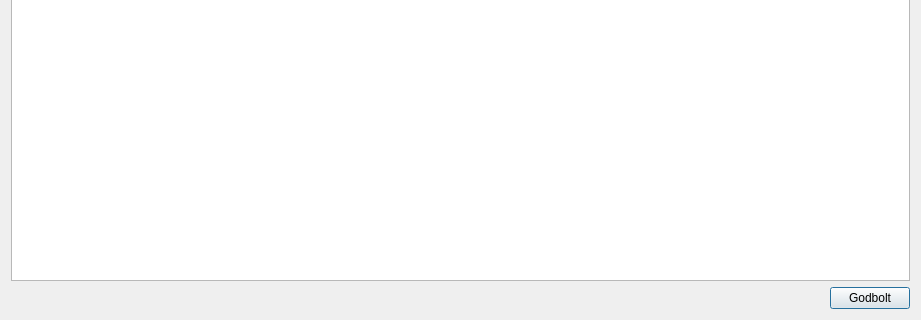
Above: REVIDE/BitcodeDialog.ui from LLVMParty/REVIDE before the change; both pictures show x 0 to 921 and y 516 to 836 of the 921 by 836 pixel window. Below: the same form after it.
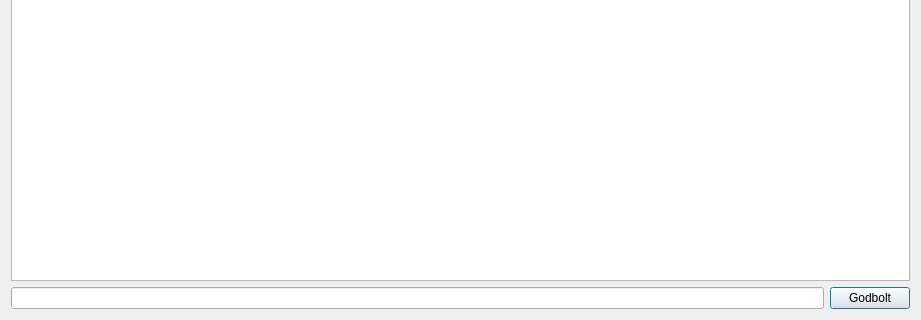
That is the form after the change. Icons and pictures are not drawn.

Commit message: Basic implementation of line annotation working!

```diff
--- a/REVIDE/BitcodeDialog.ui
+++ b/REVIDE/BitcodeDialog.ui
@@ -33,17 +33,16 @@
    <item>
     <layout class="QHBoxLayout" name="horizontalLayout">
      <item>
-      <spacer name="horizontalSpacer">
-       <property name="orientation">
-        <enum>Qt::Horizontal</enum>
+      <widget class="QLineEdit" name="lineEditStatus">
+       <property name="font">
+        <font>
+         <family>Lucida Console</family>
+        </font>
        </property>
-       <property name="sizeHint" stdset="0">
-        <size>
-         <width>40</width>
-         <height>20</height>
-        </size>
+       <property name="readOnly">
+        <bool>true</bool>
        </property>
-      </spacer>
+      </widget>
      </item>
      <item>
       <widget class="QPushButton" name="buttonGodbolt">
```
The commit also changes 3 other files.
